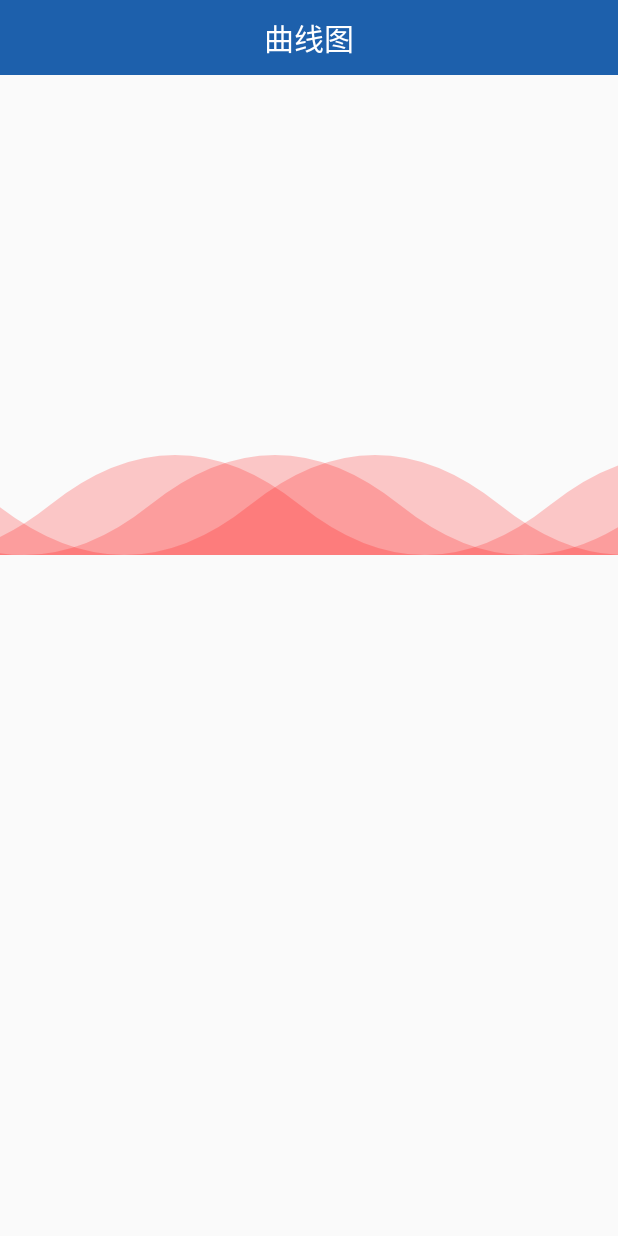
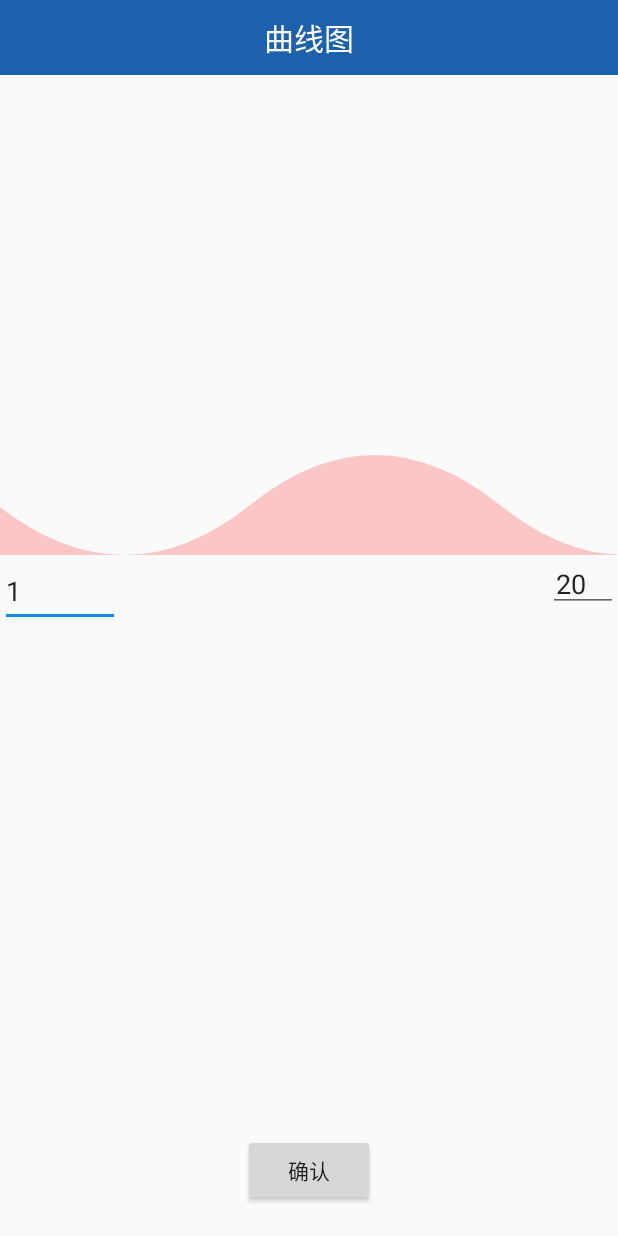
Before and after one commit to Liveinadream/ztnDagger2Demo, an Android app: the DiagramActivity screen opened directly, with no data from a screen before it, on a phone screen of 412 x 824 dp. Run offline under Robolectric (Android 15) with nearby library versions, the phone set to English and light mode, and no system bars; libraries missing offline, so code that uses them is left out: com.ztn.common, me.yokeyword.fragmentation; 8 statements that could not run were skipped.

Commit message:
加入对自定义 view 的简单编辑功能

```diff
--- a/app/src/main/java/com/ztn/app/ui/view/DiagramActivity.kt
+++ b/app/src/main/java/com/ztn/app/ui/view/DiagramActivity.kt
@@ -4,6 +4,7 @@ import android.content.Context
 import android.content.Intent
 import com.ztn.app.R
 import com.ztn.app.base.SimpleActivity
+import com.ztn.common.ToastHelper
 import kotlinx.android.synthetic.main.activity_diagram.*
 import kotlinx.android.synthetic.main.base_activity_title.*
 
@@ -31,7 +32,18 @@ class DiagramActivity : SimpleActivity() {
         super.onViewCreated()
         activityTitle.text = "曲线图"
 
-//        diagramView.setWaveNums(1)
+        diagramView.setWaveNums(1)
+
+        roundView.setScore(20f)
+
+        sure.setOnClickListener {
+            diagramView.setWaveNums(waveNum.text.toString().toInt())
+            if (score.text.toString().toFloat() in 0.0..100.0) {
+                roundView.setScore(score.text.toString().toFloat())
+            } else {
+                ToastHelper.showToast("分数不合理")
+            }
+        }
     }
 
 }
--- a/app/src/main/res/layout/activity_diagram.xml
+++ b/app/src/main/res/layout/activity_diagram.xml
@@ -32,4 +32,38 @@
             app:layout_constraintEnd_toStartOf="parent"
             android:visibility="visible"/>
 
+    <EditText
+            android:id="@+id/waveNum"
+            android:layout_width="wrap_content"
+            android:layout_height="wrap_content"
+            android:inputType="number"
+            app:layout_constraintTop_toBottomOf="@+id/diagramView"
+            app:layout_constraintStart_toStartOf="parent"
+            android:hint="@string/wave_num"
+            android:text="1"
+    />
+
+    <EditText
+            android:id="@+id/score"
+            android:layout_width="wrap_content"
+            android:layout_height="wrap_content"
+            android:inputType="number"
+            app:layout_constraintTop_toBottomOf="@+id/diagramView"
+            android:padding="@dimen/margin_5"
+            app:layout_constraintEnd_toEndOf="parent"
+            android:hint="@string/score"
+            android:text="20"
+    />
+
+    <Button
+            android:id="@+id/sure"
+            android:layout_width="wrap_content"
+            android:layout_height="wrap_content"
+            app:layout_constraintStart_toStartOf="parent"
+            app:layout_constraintEnd_toEndOf="parent"
+            app:layout_constraintBottom_toBottomOf="parent"
+            android:layout_marginBottom="20dp"
+            android:text="@string/sure"/>
+
+
 </android.support.constraint.ConstraintLayout>
--- a/app/src/main/res/values/strings.xml
+++ b/app/src/main/res/values/strings.xml
@@ -19,4 +19,7 @@
     <string name="short_default_string">default</string>
     <string name="default_string">default_string</string>
     <string name="logo_setting">这是一张图片</string>
+    <string name="wave_num">波的个数</string>
+    <string name="score">分数</string>
+    <string name="sure">确认</string>
 </resources>
--- a/common/src/main/java/com/ztn/commom/view/RoundView.kt
+++ b/common/src/main/java/com/ztn/commom/view/RoundView.kt
@@ -5,6 +5,7 @@ import android.content.Context
 import android.graphics.*
 import android.util.AttributeSet
 import android.view.View
+import android.view.animation.LinearInterpolator
 import com.ztn.common.utils.dip2px
 
 /**
@@ -13,11 +14,14 @@ import com.ztn.common.utils.dip2px
  */
 class RoundView : View {
 
-    private var smallRoundWidth = 15f.dip2px             //小圆点宽度
-    private lateinit var progressAnimator: ValueAnimator      //进度条
+    private var smallRoundWidth = 15f.dip2px               //小圆点宽度
     private var dia = 180f.dip2px
     private val arcMargin = 20f.dip2px
+    private val speed = 2000
 
+    private var progressAnimator = ValueAnimator()              //进度条动画
+    private var score = 50f                                     //最终分数
+    private var showScore = 0f                                  //动画展示分数
 
     //几种画笔
     private var arcPaint = Paint() //大圆画笔
@@ -27,17 +31,18 @@ class RoundView : View {
     private var arcPath = Path()
     private var arcScorePath = Path()
     private var smallRoundPath = Path()
-    private var score = 10f
     private lateinit var arc: RectF
     private var canvas: Canvas? = null
 
 
     constructor(context: Context) : super(context) {
         initPaint()
+        initAnimator()
     }
 
     constructor(context: Context, attributeSet: AttributeSet) : super(context, attributeSet) {
         initPaint()
+        initAnimator()
     }
 
 
@@ -57,6 +62,23 @@ class RoundView : View {
         arcScorePaint.color = Color.WHITE
         arcScorePaint.strokeCap = Paint.Cap.ROUND
 
+    }
+
+
+    /**
+     * 动画/m
+     */
+    private fun initAnimator() {
+        progressAnimator.setFloatValues(0f, score)
+        progressAnimator.duration = speed.toLong()
+        progressAnimator.interpolator = LinearInterpolator()
+
+        progressAnimator.addUpdateListener {
+            val change = it.animatedValue as Float
+            showScore = change
+            invalidate()
+        }
+        progressAnimator.start()
     }
 
     override fun onDraw(canvas: Canvas?) {
@@ -101,14 +123,19 @@ class RoundView : View {
             dia + arcMargin
         )
 
-        arcScorePath.addArc(arc, 150f - 5f, 240f / 100f * score - 5f)
+        arcScorePath.addArc(arc, 150f - 5f, 240f / 100f * showScore - 5f)
         canvas.drawPath(arcScorePath, arcScorePaint)
 
     }
 
-    private fun setScore(score: Float) {
+    /**
+     * 设置分数
+     */
+    fun setScore(score: Float) {
         this.score = score
-        canvas?.restore()
+        progressAnimator = ValueAnimator()
+        showScore = 0f
+        initAnimator()
 
     }
 
@@ -116,7 +143,7 @@ class RoundView : View {
     private fun drawSmallRound(canvas: Canvas) {
         smallRoundPath.reset()
 
-        smallRoundPath.addArc(arc, 150f + 240f / 100f * score, 0.1f)
+        smallRoundPath.addArc(arc, 150f + 240f / 100f * showScore, 0.1f)
 
         canvas.drawPath(smallRoundPath, arcScorePaint)
 
```
